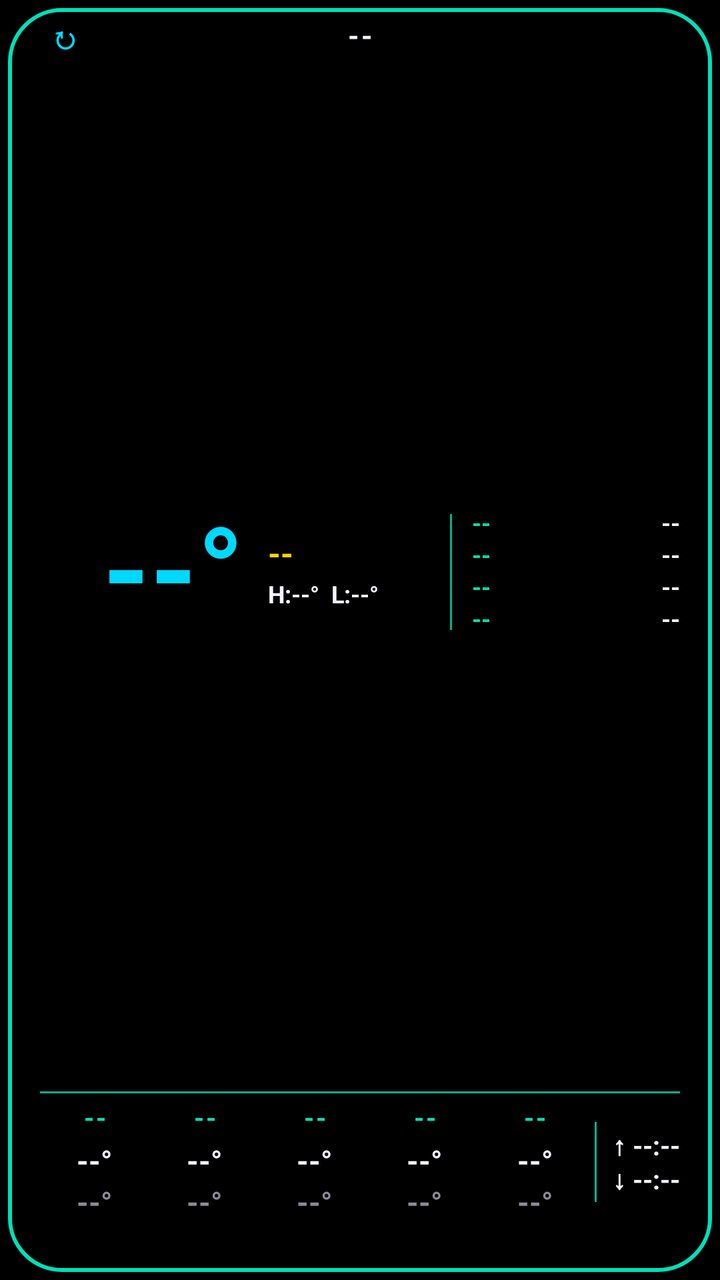
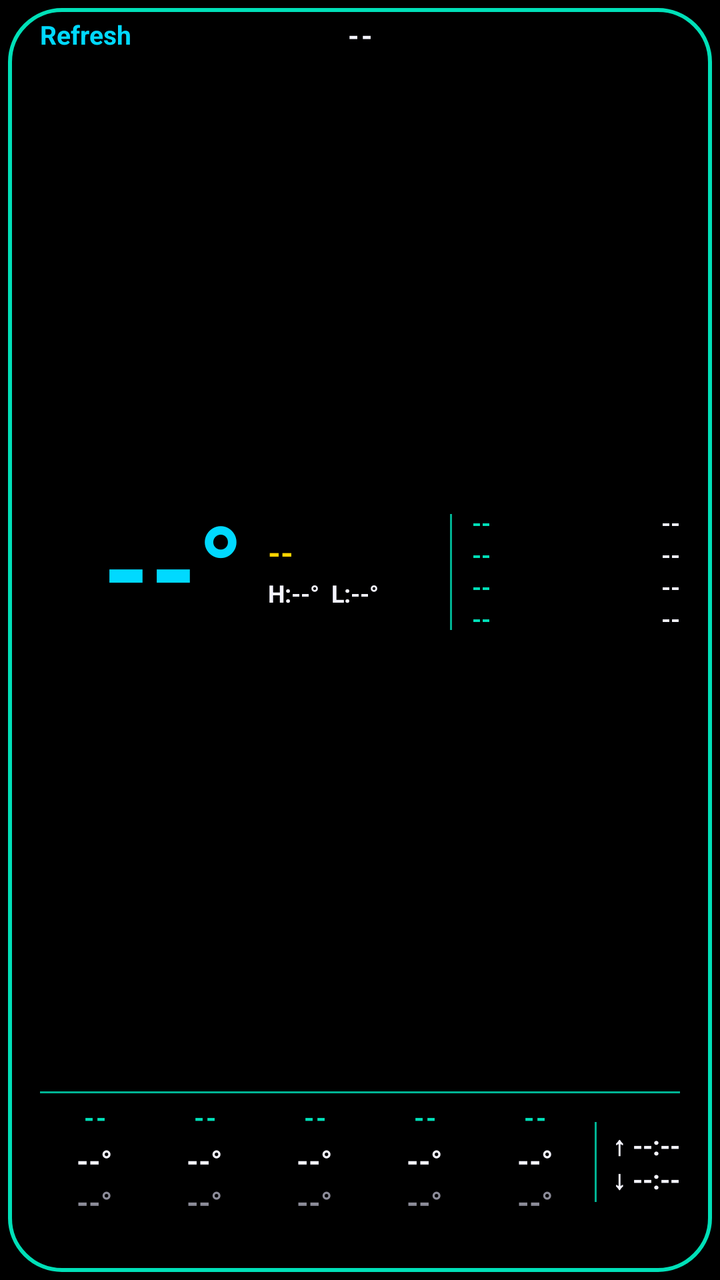

The first picture is an Android layout as it rendered before a commit; the second is the same layout after the commit. The layout source and the unified diff follow.
<!-- AndroidManifest.xml: application theme Theme.WeatherWidget -->
<!-- res/layout/widget_weather_wide.xml -->
<?xml version="1.0" encoding="utf-8"?>
<LinearLayout xmlns:android="http://schemas.android.com/apk/res/android"
    android:id="@+id/weatherWidgetRoot"
    android:layout_width="match_parent"
    android:layout_height="match_parent"
    android:orientation="vertical"
    android:background="@drawable/widget_background_r26_inset"
    android:paddingTop="10dp"
    android:paddingBottom="10dp"
    android:paddingStart="20dp"
    android:paddingEnd="20dp">

    
    <LinearLayout
        android:layout_width="match_parent"
        android:layout_height="wrap_content"
        android:orientation="horizontal"
        android:gravity="center_vertical">
        <TextView
            android:id="@+id/refreshIcon"
            android:layout_width="40dp"
            android:layout_height="32dp"
            android:layout_marginTop="-8dp"
            android:layout_marginBottom="-8dp"
            android:layout_marginStart="-8dp"
            android:gravity="center"
            android:includeFontPadding="false"
            android:textColor="@color/retro_cyan"
            android:textStyle="bold"
            android:textSize="16sp"
            android:text="↻" />
        <TextView
            android:id="@+id/wideCityText"
            android:layout_width="0dp"
            android:layout_height="wrap_content"
            android:layout_weight="1"
            android:gravity="center"
            android:includeFontPadding="false"
            android:textColor="@color/retro_white"
            android:textStyle="bold"
            android:textSize="14sp"
            android:textAllCaps="true"
            android:letterSpacing="0.08"
            android:singleLine="true"
            android:ellipsize="end"
            android:text="--" />
        <TextView
            android:layout_width="32dp"
            android:layout_height="1dp" />
    </LinearLayout>

    
    <LinearLayout
        android:layout_width="match_parent"
        android:layout_height="0dp"
        android:layout_weight="1"
        android:orientation="horizontal"
        android:gravity="center_vertical"
        android:baselineAligned="false">

        
        <LinearLayout
            android:layout_width="0dp"
            android:layout_height="wrap_content"
            android:layout_weight="1"
            android:orientation="horizontal"
            android:gravity="center"
            android:baselineAligned="false">

        <TextView
            android:id="@+id/wideTempText"
            android:layout_width="wrap_content"
            android:layout_height="wrap_content"
            android:includeFontPadding="false"
            android:textColor="@color/retro_cyan"
            android:textStyle="bold"
            android:textSize="60sp"
            android:singleLine="true"
            android:text="--°" />

        <LinearLayout
            android:layout_width="wrap_content"
            android:layout_height="wrap_content"
            android:layout_marginStart="12dp"
            android:orientation="vertical">
            <TextView
                android:id="@+id/wideConditionText"
                android:layout_width="wrap_content"
                android:layout_height="wrap_content"
                android:includeFontPadding="false"
                android:textColor="@color/retro_yellow"
                android:textStyle="bold"
                android:textSize="16sp"
                android:singleLine="true"
                android:text="--" />
            <TextView
                android:id="@+id/wideHighLowText"
                android:layout_width="wrap_content"
                android:layout_height="wrap_content"
                android:layout_marginTop="4dp"
                android:includeFontPadding="false"
                android:textColor="@color/retro_white"
                android:textStyle="bold"
                android:textSize="12sp"
                android:singleLine="true"
                android:text="H:--°  L:--°" />
        </LinearLayout>
        </LinearLayout>

        
        <TextView
            android:layout_width="1dp"
            android:layout_height="58dp"
            android:layout_marginStart="4dp"
            android:layout_marginEnd="10dp"
            android:background="@color/retro_teal_dim" />

        <LinearLayout
            android:layout_width="104dp"
            android:layout_height="64dp"
            android:orientation="vertical">
            <LinearLayout
                android:layout_width="match_parent"
                android:layout_height="0dp"
                android:layout_weight="1"
                android:orientation="horizontal"
                android:gravity="center_vertical">
                <TextView
                    android:id="@+id/wideStat0Label"
                    android:layout_width="wrap_content"
                    android:layout_height="wrap_content"
                    android:includeFontPadding="false"
                    android:textColor="@color/retro_teal"
                    android:textStyle="bold"
                    android:textSize="12sp"
                    android:singleLine="true"
                    android:text="--" />
                <TextView
                    android:id="@+id/wideStat0Value"
                    android:layout_width="0dp"
                    android:layout_height="wrap_content"
                    android:layout_weight="1"
                    android:includeFontPadding="false"
                    android:gravity="end"
                    android:textColor="@color/retro_white"
                    android:textStyle="bold"
                    android:textSize="12sp"
                    android:singleLine="true"
                    android:text="--" />
            </LinearLayout>
            <LinearLayout
                android:layout_width="match_parent"
                android:layout_height="0dp"
                android:layout_weight="1"
                android:orientation="horizontal"
                android:gravity="center_vertical">
                <TextView
                    android:id="@+id/wideStat1Label"
                    android:layout_width="wrap_content"
                    android:layout_height="wrap_content"
                    android:includeFontPadding="false"
                    android:textColor="@color/retro_teal"
                    android:textStyle="bold"
                    android:textSize="12sp"
                    android:singleLine="true"
                    android:text="--" />
                <TextView
                    android:id="@+id/wideStat1Value"
                    android:layout_width="0dp"
                    android:layout_height="wrap_content"
                    android:layout_weight="1"
                    android:includeFontPadding="false"
                    android:gravity="end"
                    android:textColor="@color/retro_white"
                    android:textStyle="bold"
                    android:textSize="12sp"
                    android:singleLine="true"
                    android:text="--" />
            </LinearLayout>
            <LinearLayout
                android:layout_width="match_parent"
                android:layout_height="0dp"
                android:layout_weight="1"
                android:orientation="horizontal"
                android:gravity="center_vertical">
                <TextView
                    android:id="@+id/wideStat2Label"
                    android:layout_width="wrap_content"
                    android:layout_height="wrap_content"
                    android:includeFontPadding="false"
                    android:textColor="@color/retro_teal"
                    android:textStyle="bold"
                    android:textSize="12sp"
                    android:singleLine="true"
                    android:text="--" />
                <TextView
                    android:id="@+id/wideStat2Value"
                    android:layout_width="0dp"
                    android:layout_height="wrap_content"
                    android:layout_weight="1"
                    android:includeFontPadding="false"
                    android:gravity="end"
                    android:textColor="@color/retro_white"
                    android:textStyle="bold"
                    android:textSize="12sp"
                    android:singleLine="true"
                    android:text="--" />
            </LinearLayout>
            <LinearLayout
                android:layout_width="match_parent"
                android:layout_height="0dp"
                android:layout_weight="1"
                android:orientation="horizontal"
                android:gravity="center_vertical">
                <TextView
                    android:id="@+id/wideStat3Label"
                    android:layout_width="wrap_content"
                    android:layout_height="wrap_content"
                    android:includeFontPadding="false"
                    android:textColor="@color/retro_teal"
                    android:textStyle="bold"
                    android:textSize="12sp"
                    android:singleLine="true"
                    android:text="--" />
                <TextView
                    android:id="@+id/wideStat3Value"
                    android:layout_width="0dp"
                    android:layout_height="wrap_content"
                    android:layout_weight="1"
                    android:includeFontPadding="false"
                    android:gravity="end"
                    android:textColor="@color/retro_white"
                    android:textStyle="bold"
                    android:textSize="12sp"
                    android:singleLine="true"
                    android:text="--" />
            </LinearLayout>
        </LinearLayout>
    </LinearLayout>

    
    <TextView
        android:layout_width="match_parent"
        android:layout_height="1dp"
        android:layout_marginBottom="5dp"
        android:background="@color/retro_teal_dim" />

    
    <LinearLayout
        android:layout_width="match_parent"
        android:layout_height="wrap_content"
        android:orientation="horizontal"
        android:gravity="center_vertical"
        android:baselineAligned="false">
        <LinearLayout
            android:layout_width="0dp"
            android:layout_height="wrap_content"
            android:layout_weight="1"
            android:orientation="vertical"
            android:gravity="center_horizontal">
            <TextView
                android:id="@+id/wideDay0Label"
                android:layout_width="wrap_content"
                android:layout_height="wrap_content"
                android:includeFontPadding="false"
                android:textColor="@color/retro_teal"
                android:textStyle="bold"
                android:textSize="13sp"
                android:letterSpacing="0.06"
                android:text="--" />
            <TextView
                android:id="@+id/wideDay0High"
                android:layout_width="wrap_content"
                android:layout_height="wrap_content"
                android:layout_marginTop="5dp"
                android:includeFontPadding="false"
                android:textColor="@color/retro_white"
                android:textStyle="bold"
                android:textSize="15sp"
                android:singleLine="true"
                android:text="--°" />
            <TextView
                android:id="@+id/wideDay0Low"
                android:layout_width="wrap_content"
                android:layout_height="wrap_content"
                android:layout_marginTop="3dp"
                android:includeFontPadding="false"
                android:textColor="@color/retro_white_dim"
                android:textStyle="bold"
                android:textSize="15sp"
                android:singleLine="true"
                android:text="--°" />
        </LinearLayout>
        <LinearLayout
            android:layout_width="0dp"
            android:layout_height="wrap_content"
            android:layout_weight="1"
            android:orientation="vertical"
            android:gravity="center_horizontal">
            <TextView
                android:id="@+id/wideDay1Label"
                android:layout_width="wrap_content"
                android:layout_height="wrap_content"
                android:includeFontPadding="false"
                android:textColor="@color/retro_teal"
                android:textStyle="bold"
                android:textSize="13sp"
                android:letterSpacing="0.06"
                android:text="--" />
            <TextView
                android:id="@+id/wideDay1High"
                android:layout_width="wrap_content"
                android:layout_height="wrap_content"
                android:layout_marginTop="5dp"
                android:includeFontPadding="false"
                android:textColor="@color/retro_white"
                android:textStyle="bold"
                android:textSize="15sp"
                android:singleLine="true"
                android:text="--°" />
            <TextView
                android:id="@+id/wideDay1Low"
                android:layout_width="wrap_content"
                android:layout_height="wrap_content"
                android:layout_marginTop="3dp"
                android:includeFontPadding="false"
                android:textColor="@color/retro_white_dim"
                android:textStyle="bold"
                android:textSize="15sp"
                android:singleLine="true"
                android:text="--°" />
        </LinearLayout>
        <LinearLayout
            android:layout_width="0dp"
            android:layout_height="wrap_content"
            android:layout_weight="1"
            android:orientation="vertical"
            android:gravity="center_horizontal">
            <TextView
                android:id="@+id/wideDay2Label"
                android:layout_width="wrap_content"
                android:layout_height="wrap_content"
                android:includeFontPadding="false"
                android:textColor="@color/retro_teal"
                android:textStyle="bold"
                android:textSize="13sp"
                android:letterSpacing="0.06"
                android:text="--" />
            <TextView
                android:id="@+id/wideDay2High"
                android:layout_width="wrap_content"
                android:layout_height="wrap_content"
                android:layout_marginTop="5dp"
                android:includeFontPadding="false"
                android:textColor="@color/retro_white"
                android:textStyle="bold"
                android:textSize="15sp"
                android:singleLine="true"
                android:text="--°" />
            <TextView
                android:id="@+id/wideDay2Low"
                android:layout_width="wrap_content"
                android:layout_height="wrap_content"
                android:layout_marginTop="3dp"
                android:includeFontPadding="false"
                android:textColor="@color/retro_white_dim"
                android:textStyle="bold"
                android:textSize="15sp"
                android:singleLine="true"
                android:text="--°" />
        </LinearLayout>
        <LinearLayout
            android:layout_width="0dp"
            android:layout_height="wrap_content"
            android:layout_weight="1"
            android:orientation="vertical"
            android:gravity="center_horizontal">
            <TextView
                android:id="@+id/wideDay3Label"
                android:layout_width="wrap_content"
                android:layout_height="wrap_content"
                android:includeFontPadding="false"
                android:textColor="@color/retro_teal"
                android:textStyle="bold"
                android:textSize="13sp"
                android:letterSpacing="0.06"
                android:text="--" />
            <TextView
                android:id="@+id/wideDay3High"
                android:layout_width="wrap_content"
                android:layout_height="wrap_content"
                android:layout_marginTop="5dp"
                android:includeFontPadding="false"
                android:textColor="@color/retro_white"
                android:textStyle="bold"
                android:textSize="15sp"
                android:singleLine="true"
                android:text="--°" />
            <TextView
                android:id="@+id/wideDay3Low"
                android:layout_width="wrap_content"
                android:layout_height="wrap_content"
                android:layout_marginTop="3dp"
                android:includeFontPadding="false"
                android:textColor="@color/retro_white_dim"
                android:textStyle="bold"
                android:textSize="15sp"
                android:singleLine="true"
                android:text="--°" />
        </LinearLayout>
        <LinearLayout
            android:layout_width="0dp"
            android:layout_height="wrap_content"
            android:layout_weight="1"
            android:orientation="vertical"
            android:gravity="center_horizontal">
            <TextView
                android:id="@+id/wideDay4Label"
                android:layout_width="wrap_content"
                android:layout_height="wrap_content"
                android:includeFontPadding="false"
                android:textColor="@color/retro_teal"
                android:textStyle="bold"
                android:textSize="13sp"
                android:letterSpacing="0.06"
                android:text="--" />
            <TextView
                android:id="@+id/wideDay4High"
                android:layout_width="wrap_content"
                android:layout_height="wrap_content"
                android:layout_marginTop="5dp"
                android:includeFontPadding="false"
                android:textColor="@color/retro_white"
                android:textStyle="bold"
                android:textSize="15sp"
                android:singleLine="true"
                android:text="--°" />
            <TextView
                android:id="@+id/wideDay4Low"
                android:layout_width="wrap_content"
                android:layout_height="wrap_content"
                android:layout_marginTop="3dp"
                android:includeFontPadding="false"
                android:textColor="@color/retro_white_dim"
                android:textStyle="bold"
                android:textSize="15sp"
                android:singleLine="true"
                android:text="--°" />
        </LinearLayout>

        <TextView
            android:layout_width="1dp"
            android:layout_height="40dp"
            android:layout_marginStart="2dp"
            android:layout_marginEnd="8dp"
            android:background="@color/retro_teal_dim" />

        <LinearLayout
            android:layout_width="wrap_content"
            android:layout_height="wrap_content"
            android:orientation="vertical"
            android:gravity="center_vertical">
            <TextView
                android:id="@+id/wideSunriseText"
                android:layout_width="wrap_content"
                android:layout_height="wrap_content"
                android:includeFontPadding="false"
                android:textColor="@color/retro_white"
                android:textStyle="bold"
                android:textSize="13sp"
                android:singleLine="true"
                android:text="↑ --:--" />
            <TextView
                android:id="@+id/wideSunsetText"
                android:layout_width="wrap_content"
                android:layout_height="wrap_content"
                android:layout_marginTop="-1dp"
                android:includeFontPadding="false"
                android:textColor="@color/retro_white"
                android:textStyle="bold"
                android:textSize="13sp"
                android:singleLine="true"
                android:text="↓ --:--" />
        </LinearLayout>
    </LinearLayout>

    
    <TextView
        android:id="@+id/updatedText"
        android:layout_width="match_parent"
        android:layout_height="wrap_content"
        android:layout_marginTop="4dp"
        android:paddingTop="3dp"
        android:paddingBottom="1dp"
        android:includeFontPadding="false"
        android:gravity="center"
        android:textColor="@color/retro_white_dim"
        android:textSize="10sp"
        android:singleLine="true"
        android:ellipsize="end"
        android:text="" />

</LinearLayout>
<!-- resources referenced by this layout -->
<resources>
  <color name="retro_cyan">#00D9FF</color>
  <color name="retro_teal">#00E0B8</color>
  <color name="retro_teal_dim">#CC00E0B8</color>
  <color name="retro_white">#F5F5FF</color>
  <color name="retro_white_dim">#8C8C99</color>
  <color name="retro_yellow">#FFD400</color>
  <!-- drawable widget_background_r26_inset (drawable) -->
  <?xml version="1.0" encoding="utf-8"?>
  <layer-list xmlns:android="http://schemas.android.com/apk/res/android">
      <item
          android:drawable="@drawable/widget_background_r26"
          android:left="4dp"
          android:top="4dp"
          android:right="4dp"
          android:bottom="4dp" />
  </layer-list>
  <style name="Theme.WeatherWidget" parent="Theme.MaterialComponents.NoActionBar">
          <item name="colorPrimary">@color/retro_teal</item>
          <item name="colorPrimaryDark">@color/black</item>
          <item name="colorAccent">@color/retro_cyan</item>
          <item name="android:windowBackground">@color/black</item>
          <item name="android:textColorPrimary">@color/retro_white</item>
          <item name="android:textColorSecondary">@color/retro_white</item>
      </style>
  <!-- drawable widget_background_r26 (drawable) -->
  <?xml version="1.0" encoding="utf-8"?>
  <layer-list xmlns:android="http://schemas.android.com/apk/res/android">
      <item>
          <shape android:shape="rectangle">
              <solid android:color="@color/black" />
              <corners android:radius="26dp" />
          </shape>
      </item>
      <item>
          <shape android:shape="rectangle">
              <stroke
                  android:width="2dp"
                  android:color="@color/retro_teal" />
              <corners android:radius="26dp" />
          </shape>
      </item>
  </layer-list>
  <color name="black">#000000</color>
</resources>

<!-- the commit's change to res/layout/widget_weather_wide.xml (unified diff, before → after) -->
@@ -11,29 +11,14 @@
     android:paddingEnd="20dp">
 
     
-    <LinearLayout
+    <FrameLayout
         android:layout_width="match_parent"
-        android:layout_height="wrap_content"
-        android:orientation="horizontal"
-        android:gravity="center_vertical">
-        <TextView
-            android:id="@+id/refreshIcon"
-            android:layout_width="40dp"
-            android:layout_height="32dp"
-            android:layout_marginTop="-8dp"
-            android:layout_marginBottom="-8dp"
-            android:layout_marginStart="-8dp"
-            android:gravity="center"
-            android:includeFontPadding="false"
-            android:textColor="@color/retro_cyan"
-            android:textStyle="bold"
-            android:textSize="16sp"
-            android:text="↻" />
+        android:layout_height="wrap_content">
         <TextView
             android:id="@+id/wideCityText"
-            android:layout_width="0dp"
-            android:layout_height="wrap_content"
-            android:layout_weight="1"
+            android:layout_width="match_parent"
+            android:layout_height="wrap_content"
+            android:layout_gravity="center_vertical"
             android:gravity="center"
             android:includeFontPadding="false"
             android:textColor="@color/retro_white"
@@ -45,9 +30,17 @@
             android:ellipsize="end"
             android:text="--" />
         <TextView
-            android:layout_width="32dp"
-            android:layout_height="1dp" />
-    </LinearLayout>
+            android:id="@+id/refreshButton"
+            android:layout_width="wrap_content"
+            android:layout_height="wrap_content"
+            android:layout_gravity="start|center_vertical"
+            android:paddingEnd="14dp"
+            android:includeFontPadding="false"
+            android:textColor="@color/retro_cyan"
+            android:textStyle="bold"
+            android:textSize="13sp"
+            android:text="@string/widget_refresh" />
+    </FrameLayout>
 
     
     <LinearLayout
<!-- resource entries referenced after the edit -->
@@ -16,6 +16,7 @@
           android:right="4dp"
           android:bottom="4dp" />
   </layer-list>
+  <string name="widget_refresh">Refresh</string>
   <style name="Theme.WeatherWidget" parent="Theme.MaterialComponents.NoActionBar">
           <item name="colorPrimary">@color/retro_teal</item>
           <item name="colorPrimaryDark">@color/black</item>
